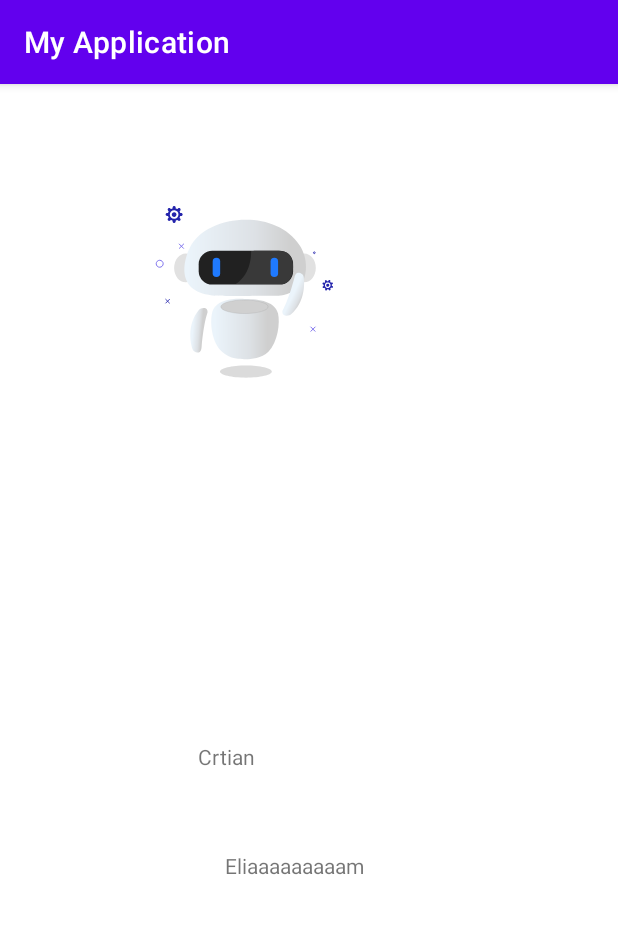
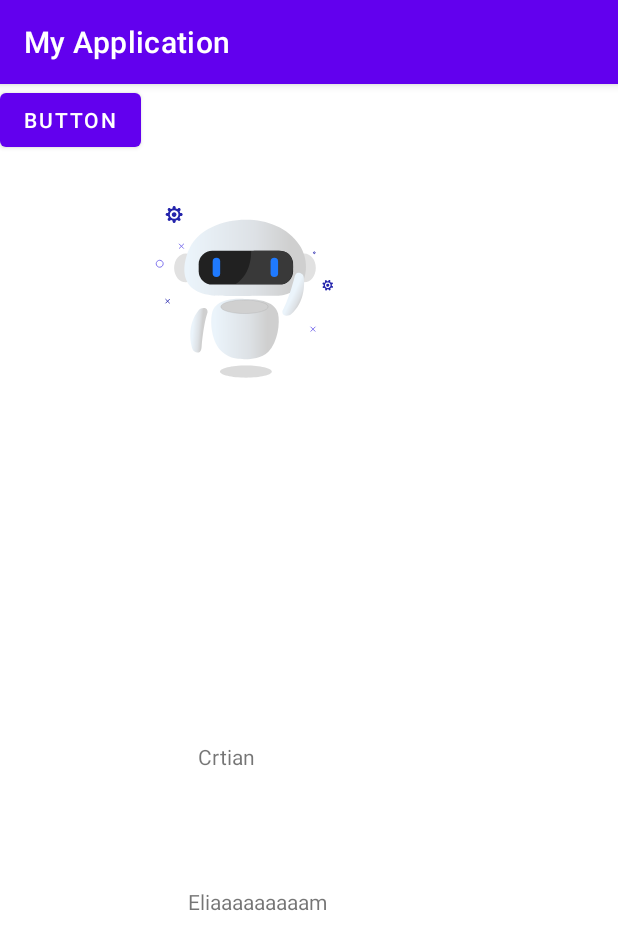
Before and after one commit to Cristian12nd/PRE, an Android app: the screen it shows after launch (MainActivity), on a phone screen of 412 x 824 dp. Shown: the top 950 px of the screen. Run offline under Robolectric (Android 15) with nearby library versions, the phone set to English and light mode, and no system bars.

Commit message:
Version4

```diff
--- a/app/src/main/res/layout/activity_main.xml
+++ b/app/src/main/res/layout/activity_main.xml
@@ -39,9 +39,18 @@
         android:text="@string/eliaaaaaaaaam"
         app:layout_constraintBottom_toBottomOf="parent"
         app:layout_constraintEnd_toEndOf="parent"
-        app:layout_constraintHorizontal_bias="0.47"
+        app:layout_constraintHorizontal_bias="0.393"
         app:layout_constraintStart_toStartOf="parent"
         app:layout_constraintTop_toTopOf="parent"
-        app:layout_constraintVertical_bias="0.683" />
+        app:layout_constraintVertical_bias="0.715" />
+
+    <Button
+        android:id="@+id/button"
+        android:layout_width="wrap_content"
+        android:layout_height="wrap_content"
+        android:text="Button"
+        tools:layout_editor_absoluteX="144dp"
+        tools:layout_editor_absoluteY="488dp"
+        tools:ignore="MissingConstraints" />
 
 </androidx.constraintlayout.widget.ConstraintLayout>
```
